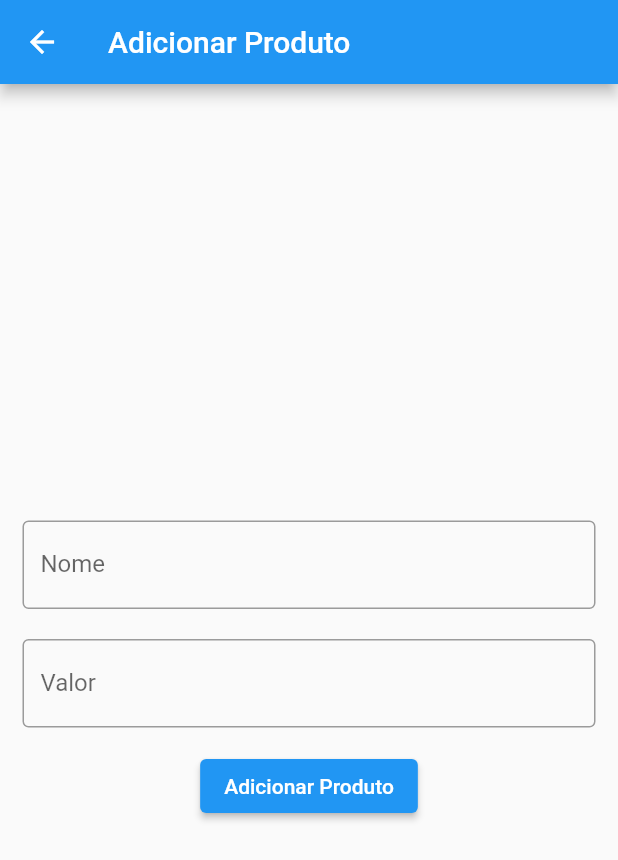
After one commit to brunomendesdecarvalho/shop-cart, a Flutter app: the AddCarts screen opened directly, on a phone screen of 412 x 824 dp. The commit adds this screen. Shown: the top 860 px of the screen. Run offline on Flutter 3.47's test engine with Material 2 defaults, Android fonts, the phone set to English and light mode, and no system bars; drawn by our look-alikes of reactive_forms; our stand-ins replace sqflite; accounts and stored records are empty; network calls fail.

Commit message:
Criada função de retornar string de quantos produtos foram comprados

```diff
--- a/lib/screens/get/carts.dart
+++ b/lib/screens/get/carts.dart
@@ -36,6 +36,18 @@ class Cart {
     required this.products
   });
 
+  String productsBought() {
+    String productsBought = '';
+    for(var product in products) {
+      productsBought += product['nome'] + ' x' + product['quantidade'].toString();
+      if(product != products[products.length - 1]) {
+        productsBought += ', ';
+      }
+    }
+
+    return productsBought;
+  }
+
   factory Cart.fromJson(Map<String, dynamic> json) {
     return Cart(
       id: json['id'] as int,
@@ -72,7 +84,7 @@ class CartsList extends StatelessWidget {
                                 title: Row(
                                   mainAxisAlignment: MainAxisAlignment.spaceBetween,
                                   children: [
-                                    Text('Nome do Produto x ${carts[index].products[0]['quantidade']}',
+                                    Text('${carts[index].productsBought()}',
                                         style: TextStyle(
                                           fontSize: 16,
                                           color: Colors.cyan,
--- /dev/null
+++ b/lib/screens/post/carts-add.dart
@@ -0,0 +1,77 @@
+import 'dart:convert';
+
+import 'package:flutter/material.dart';
+import 'package:http/http.dart' as http;
+import 'package:reactive_forms/reactive_forms.dart';
+
+Future<http.Response> createCart(String nome, String valor) {
+  return http.post(
+    Uri.parse('https://api-fluttter.herokuapp.com/api/v1/carrinho/'),
+    headers: <String, String>{
+      'Content-Type': 'application/json; charset=UTF-8',
+    },
+    body: jsonEncode(<String, String>{
+      'nome': nome,
+      'valor': valor
+    }),
+  );
+}
+
+class AddCarts extends StatelessWidget {
+  final form = FormGroup({
+    'nome': FormControl<String>(validators: [Validators.required]),
+    'valor': FormControl<String>(validators: [Validators.required]),
+  });
+
+  @override
+  Widget build(BuildContext context) {
+    return Scaffold(
+      appBar: AppBar(title: Text('Adicionar Produto'),),
+      body: Column(
+        mainAxisAlignment: MainAxisAlignment.center,
+        children: <Widget>[
+          ReactiveForm(
+            formGroup: form,
+            child: Center(
+                child: ListView(
+                    shrinkWrap: true,
+                    padding: EdgeInsets.all(15),
+                    children: <Widget>[
+                      ReactiveTextField(
+                        formControlName: 'nome',
+                        decoration: InputDecoration(
+                          labelText: 'Nome',
+                          border: OutlineInputBorder(borderRadius: BorderRadius.circular(4.0)),
+                          focusedBorder: OutlineInputBorder(
+                            borderSide: BorderSide(width: 2.0),
+                            borderRadius: BorderRadius.circular(4.0),
+                          ),
+                        ),
+                      ),
+                      SizedBox(height: 20),
+                      ReactiveTextField(
+                        formControlName: 'valor',
+                        decoration: InputDecoration(
+                          labelText: 'Valor',
+                          border: OutlineInputBorder(borderRadius: BorderRadius.circular(4.0)),
+                          focusedBorder: OutlineInputBorder(
+                            borderSide: BorderSide(width: 2.0),
+                            borderRadius: BorderRadius.circular(4.0),
+                          ),
+                        ),
+                      ),
+                    ]
+                )
+            ),
+          ),
+          ElevatedButton(
+            onPressed: () {
+              createCart(form.control('nome').value, form.control('valor').value);
+            },
+            child: Text('Adicionar Produto'),
+          ),
+        ],
+      ),
+    );
+  }
+}
--- a/lib/screens/post/products-add.dart
+++ b/lib/screens/post/products-add.dart
@@ -1,4 +1,3 @@
-
 import 'dart:convert';
 
 import 'package:flutter/material.dart';
```
